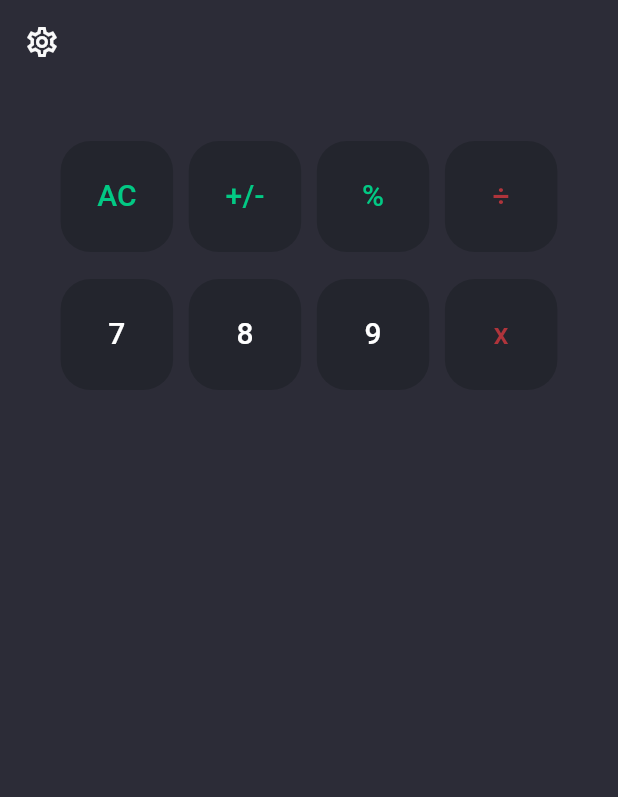
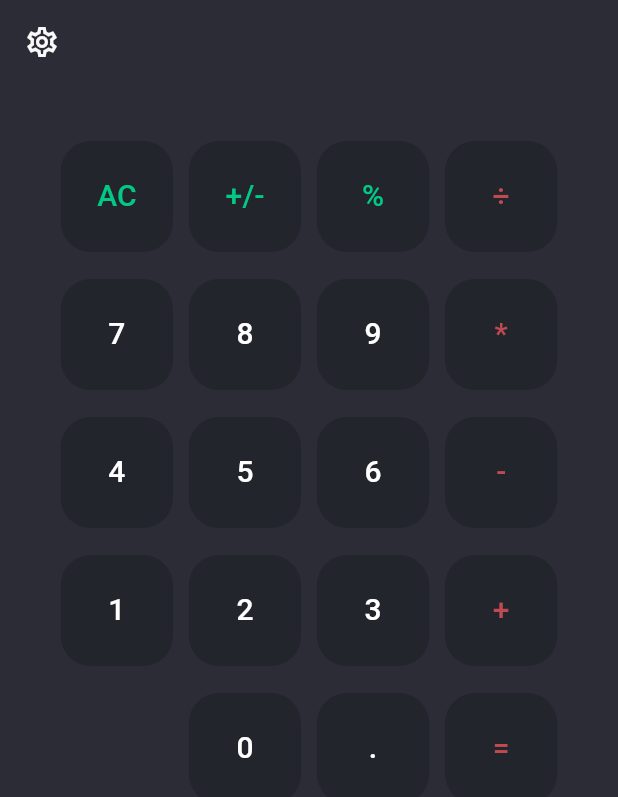
Before and after one commit to rjcalifornia/KCalc, a Flutter app: the screen it shows after launch, on a phone screen of 412 x 824 dp. Shown: the top 797 px of the screen. Run offline on Flutter 3.47's test engine with Material 3 defaults, Android fonts, the phone set to English and light mode, and no system bars; our stand-ins replace google_fonts; missing offline and left inert: window_manager; statements that could not run were skipped.

Commit message:
Changes to be committed: 	modified:   lib/ui/components/button_helper.dart 	modified:   lib/ui/screens/calculator.dart

```diff
--- a/lib/ui/components/button_helper.dart
+++ b/lib/ui/components/button_helper.dart
@@ -5,7 +5,8 @@ Widget buttonHelper(String buttonText, Color buttonColor, Color textColor,
     void Function()? buttonPressed) {
   return Container(
     width: 75,
-    height: buttonText == '=' ? 150 : 74,
+    //height: buttonText == '=' ? 150 : 74,
+    height: 74,
     padding: const EdgeInsets.all(0),
     child: ElevatedButton(
       onPressed: buttonPressed,
--- a/lib/ui/screens/calculator.dart
+++ b/lib/ui/screens/calculator.dart
@@ -73,7 +73,7 @@ class _CalculatorScreenState extends State<CalculatorScreen> {
                               buttonHelper(
                                   "÷",
                                   const Color(0xff23252d),
-                                  const Color(0xffaf343b),
+                                  const Color(0xffc14a51),
                                   () => buttonPressed('÷')),
                             ],
                           ),
@@ -99,10 +99,92 @@ class _CalculatorScreenState extends State<CalculatorScreen> {
                                   const Color(0xffffffff),
                                   () => buttonPressed('9')),
                               buttonHelper(
-                                  "x",
+                                  "*",
                                   const Color(0xff23252d),
-                                  const Color(0xffaf343b),
-                                  () => buttonPressed('x')),
+                                  const Color(0xffc14a51),
+                                  () => buttonPressed('*')),
+                            ],
+                          ),
+                          const SizedBox(
+                            height: 18,
+                          ),
+                          Row(
+                            mainAxisAlignment: MainAxisAlignment.spaceEvenly,
+                            children: [
+                              buttonHelper(
+                                  '4',
+                                  const Color(0xff23252d),
+                                  const Color(0xffffffff),
+                                  () => buttonPressed('4')),
+                              buttonHelper(
+                                  '5',
+                                  const Color(0xff23252d),
+                                  const Color(0xffffffff),
+                                  () => buttonPressed('5')),
+                              buttonHelper(
+                                  '6',
+                                  const Color(0xff23252d),
+                                  const Color(0xffffffff),
+                                  () => buttonPressed('6')),
+                              buttonHelper(
+                                  "-",
+                                  const Color(0xff23252d),
+                                  const Color(0xffc14a51),
+                                  () => buttonPressed('-')),
+                            ],
+                          ),
+                          const SizedBox(
+                            height: 18,
+                          ),
+                          Row(
+                            mainAxisAlignment: MainAxisAlignment.spaceEvenly,
+                            children: [
+                              buttonHelper(
+                                  '1',
+                                  const Color(0xff23252d),
+                                  const Color(0xffffffff),
+                                  () => buttonPressed('4')),
+                              buttonHelper(
+                                  '2',
+                                  const Color(0xff23252d),
+                                  const Color(0xffffffff),
+                                  () => buttonPressed('5')),
+                              buttonHelper(
+                                  '3',
+                                  const Color(0xff23252d),
+                                  const Color(0xffffffff),
+                                  () => buttonPressed('6')),
+                              buttonHelper(
+                                  "+",
+                                  const Color(0xff23252d),
+                                  const Color(0xffc14a51),
+                                  () => buttonPressed('+')),
+                            ],
+                          ),
+                          const SizedBox(
+                            height: 18,
+                          ),
+                          Row(
+                            mainAxisAlignment: MainAxisAlignment.spaceEvenly,
+                            children: [
+                              const SizedBox(
+                                width: 75,
+                              ),
+                              buttonHelper(
+                                  '0',
+                                  const Color(0xff23252d),
+                                  const Color(0xffffffff),
+                                  () => buttonPressed('0')),
+                              buttonHelper(
+                                  '.',
+                                  const Color(0xff23252d),
+                                  const Color(0xffffffff),
+                                  () => buttonPressed('.')),
+                              buttonHelper(
+                                  "=",
+                                  const Color(0xff23252d),
+                                  const Color(0xffc14a51),
+                                  () => buttonPressed('=')),
                             ],
                           )
                         ],
```
